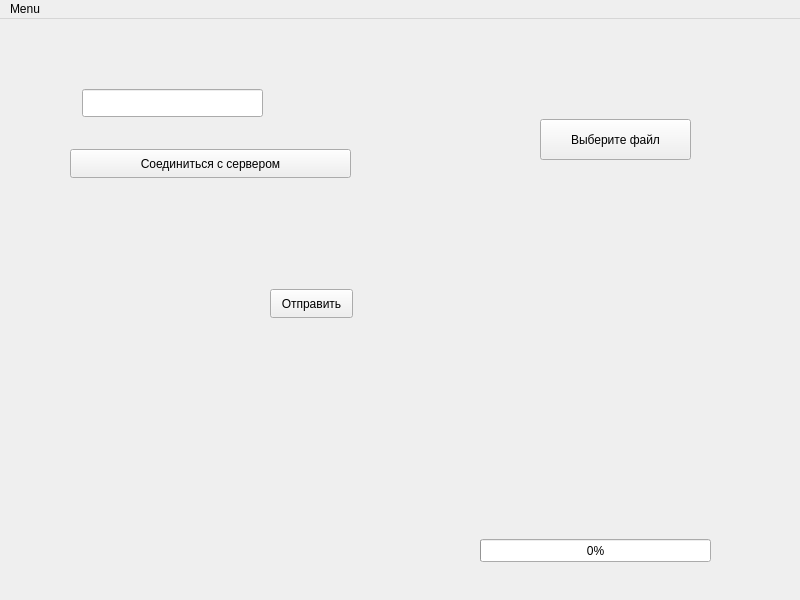
Qt form Client/mainwindow.ui (wakeUPdxxn/testForCB) before a commit.
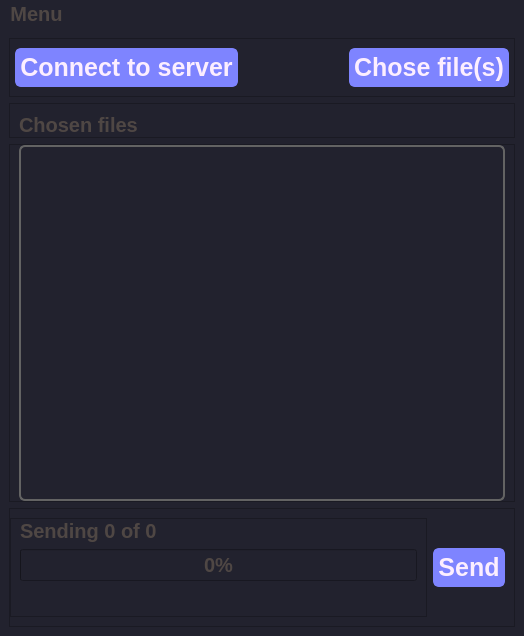
The same form after that commit.

Commit message: UI completed(pb,form,connectionSettings slots)

```diff
--- a/Client/mainwindow.ui
+++ b/Client/mainwindow.ui
@@ -6,86 +6,211 @@
    <rect>
     <x>0</x>
     <y>0</y>
-    <width>800</width>
-    <height>600</height>
+    <width>524</width>
+    <height>636</height>
    </rect>
   </property>
   <property name="windowTitle">
    <string>MainWindow</string>
   </property>
+  <property name="styleSheet">
+   <string notr="true">background-color: #22222e;
+font: bold 20px;
+color: rgb(79, 71, 68);</string>
+  </property>
   <widget class="QWidget" name="centralwidget">
-   <widget class="QPushButton" name="selectFile">
-    <property name="geometry">
-     <rect>
-      <x>540</x>
-      <y>100</y>
-      <width>151</width>
-      <height>41</height>
-     </rect>
-    </property>
-    <property name="text">
-     <string>Выберите файл</string>
-    </property>
-   </widget>
-   <widget class="QPushButton" name="connectToServer">
-    <property name="geometry">
-     <rect>
-      <x>70</x>
-      <y>130</y>
-      <width>281</width>
-      <height>29</height>
-     </rect>
-    </property>
-    <property name="text">
-     <string>Соединиться с сервером</string>
-    </property>
-   </widget>
-   <widget class="QLineEdit" name="addrInput">
-    <property name="geometry">
-     <rect>
-      <x>82</x>
-      <y>70</y>
-      <width>181</width>
-      <height>28</height>
-     </rect>
-    </property>
-   </widget>
-   <widget class="QPushButton" name="send">
-    <property name="geometry">
-     <rect>
-      <x>270</x>
-      <y>270</y>
-      <width>83</width>
-      <height>29</height>
-     </rect>
-    </property>
-    <property name="text">
-     <string>Отправить</string>
-    </property>
-   </widget>
-   <widget class="QProgressBar" name="progressBar">
-    <property name="geometry">
-     <rect>
-      <x>480</x>
-      <y>520</y>
-      <width>231</width>
-      <height>23</height>
-     </rect>
-    </property>
-    <property name="value">
-     <number>0</number>
-    </property>
-   </widget>
+   <property name="styleSheet">
+    <string notr="true">QPushButton{
+font: bold 25px;
+color: rgb(252, 238, 255);
+background-color: rgb(126, 132, 255);               
+border: 2px solid rgb(126, 132, 255);
+border-radius: 6px;
+padding: 3px;
+}
+</string>
+   </property>
+   <layout class="QGridLayout" name="gridLayout_2">
+    <item row="3" column="0">
+     <widget class="QFrame" name="frame_4">
+      <property name="styleSheet">
+       <string notr="true">QFrame::current{
+color:rgb(252, 238, 255);
+border:2px solid rgb(99, 99, 99);
+border-radius: 6px;
+}</string>
+      </property>
+      <property name="frameShape">
+       <enum>QFrame::StyledPanel</enum>
+      </property>
+      <property name="frameShadow">
+       <enum>QFrame::Raised</enum>
+      </property>
+      <layout class="QGridLayout" name="gridLayout">
+       <property name="leftMargin">
+        <number>0</number>
+       </property>
+       <item row="0" column="1">
+        <widget class="QPushButton" name="send">
+         <property name="text">
+          <string>Send</string>
+         </property>
+        </widget>
+       </item>
+       <item row="0" column="0">
+        <widget class="QFrame" name="frame_2">
+         <property name="styleSheet">
+          <string notr="true">font: bold 20px;
+color: rgb(79, 71, 68);</string>
+         </property>
+         <property name="frameShape">
+          <enum>QFrame::StyledPanel</enum>
+         </property>
+         <property name="frameShadow">
+          <enum>QFrame::Raised</enum>
+         </property>
+         <layout class="QVBoxLayout" name="verticalLayout_3">
+          <property name="topMargin">
+           <number>0</number>
+          </property>
+          <property name="bottomMargin">
+           <number>35</number>
+          </property>
+          <item>
+           <widget class="QLabel" name="sending_lbl">
+            <property name="text">
+             <string>Sending 0 of 0</string>
+            </property>
+           </widget>
+          </item>
+          <item>
+           <widget class="QProgressBar" name="progressBar">
+            <property name="value">
+             <number>0</number>
+            </property>
+           </widget>
+          </item>
+         </layout>
+        </widget>
+       </item>
+      </layout>
+     </widget>
+    </item>
+    <item row="0" column="0">
+     <widget class="QFrame" name="frame">
+      <property name="frameShape">
+       <enum>QFrame::StyledPanel</enum>
+      </property>
+      <property name="frameShadow">
+       <enum>QFrame::Raised</enum>
+      </property>
+      <layout class="QHBoxLayout" name="horizontalLayout">
+       <property name="leftMargin">
+        <number>5</number>
+       </property>
+       <property name="rightMargin">
+        <number>5</number>
+       </property>
+       <item>
+        <widget class="QPushButton" name="connectToServer">
+         <property name="text">
+          <string>Connect to server</string>
+         </property>
+        </widget>
+       </item>
+       <item>
+        <spacer name="horizontalSpacer">
+         <property name="orientation">
+          <enum>Qt::Horizontal</enum>
+         </property>
+         <property name="sizeHint" stdset="0">
+          <size>
+           <width>30</width>
+           <height>20</height>
+          </size>
+         </property>
+        </spacer>
+       </item>
+       <item>
+        <widget class="QPushButton" name="selectFile">
+         <property name="text">
+          <string>Chose file(s)</string>
+         </property>
+        </widget>
+       </item>
+      </layout>
+     </widget>
+    </item>
+    <item row="2" column="0">
+     <widget class="QFrame" name="frame_5">
+      <property name="frameShape">
+       <enum>QFrame::StyledPanel</enum>
+      </property>
+      <property name="frameShadow">
+       <enum>QFrame::Raised</enum>
+      </property>
+      <layout class="QVBoxLayout" name="verticalLayout">
+       <property name="topMargin">
+        <number>0</number>
+       </property>
+       <property name="bottomMargin">
+        <number>0</number>
+       </property>
+       <item>
+        <widget class="QListWidget" name="listWidget">
+         <property name="styleSheet">
+          <string notr="true">background-color: #22222e;
+font: bold 18px;
+color:rgb(255, 73, 56);
+border:2px solid rgb(99, 99, 99);
+border-radius: 6px;</string>
+         </property>
+        </widget>
+       </item>
+      </layout>
+     </widget>
+    </item>
+    <item row="1" column="0">
+     <widget class="QFrame" name="frame_3">
+      <property name="frameShape">
+       <enum>QFrame::StyledPanel</enum>
+      </property>
+      <property name="frameShadow">
+       <enum>QFrame::Raised</enum>
+      </property>
+      <layout class="QHBoxLayout" name="horizontalLayout_2">
+       <property name="bottomMargin">
+        <number>0</number>
+       </property>
+       <item>
+        <widget class="QLabel" name="label">
+         <property name="styleSheet">
+          <string notr="true">font: bold 20px;
+color: rgb(79, 71, 68);</string>
+         </property>
+         <property name="text">
+          <string>Chosen files</string>
+         </property>
+        </widget>
+       </item>
+      </layout>
+     </widget>
+    </item>
+   </layout>
   </widget>
   <widget class="QMenuBar" name="menuBar">
    <property name="geometry">
     <rect>
      <x>0</x>
      <y>0</y>
-     <width>800</width>
-     <height>31</height>
+     <width>524</width>
+     <height>32</height>
     </rect>
    </property>
+   <property name="styleSheet">
+    <string notr="true">font: bold 20px;
+color: rgb(79, 71, 68);</string>
+   </property>
    <widget class="QMenu" name="Menu">
     <property name="title">
      <string>Menu</string>
```
The commit also changes 2 other files.
